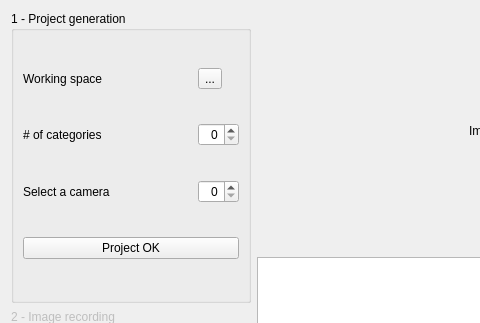
Qt form hackathon_ai.ui (raiv-toulouse/hackathon_AI) before a commit; both pictures show x 0 to 480 and y 0 to 323 of the 1013 by 751 pixel window.
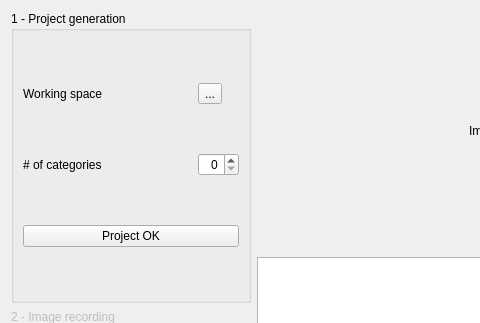
The same form after that commit.

Diff of the .ui file:
```diff
--- a/hackathon_ai.ui
+++ b/hackathon_ai.ui
@@ -41,13 +41,6 @@
             </property>
            </widget>
           </item>
-          <item row="2" column="0">
-           <widget class="QLabel" name="label_3">
-            <property name="text">
-             <string>Select a camera</string>
-            </property>
-           </widget>
-          </item>
           <item row="0" column="1">
            <widget class="QToolButton" name="btn_working_space">
             <property name="toolTip">
@@ -58,7 +51,7 @@
             </property>
            </widget>
           </item>
-          <item row="3" column="0" colspan="2">
+          <item row="2" column="0" colspan="2">
            <widget class="QPushButton" name="btn_project_ok">
             <property name="toolTip">
              <string>&lt;html&gt;&lt;head/&gt;&lt;body&gt;&lt;p&gt;Create the 'train', 'val' and 'test' sub-directories to distribute/split images in.&lt;/p&gt;&lt;/body&gt;&lt;/html&gt;</string>
@@ -68,19 +61,6 @@
             </property>
            </widget>
           </item>
-          <item row="2" column="1">
-           <widget class="QSpinBox" name="sb_camera_id">
-            <property name="toolTip">
-             <string>&lt;html&gt;&lt;head/&gt;&lt;body&gt;&lt;p&gt;If you have more than one camera, you can select the one you want to work with.&lt;/p&gt;&lt;/body&gt;&lt;/html&gt;</string>
-            </property>
-            <property name="alignment">
-             <set>Qt::AlignRight|Qt::AlignTrailing|Qt::AlignVCenter</set>
-            </property>
-            <property name="maximum">
-             <number>2</number>
-            </property>
-           </widget>
-          </item>
           <item row="1" column="1">
            <widget class="QSpinBox" name="sb_nb_categories">
             <property name="toolTip">
```
